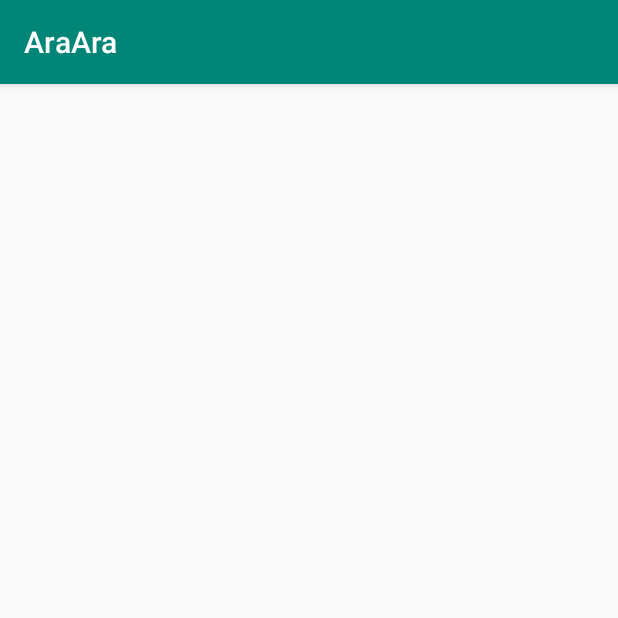
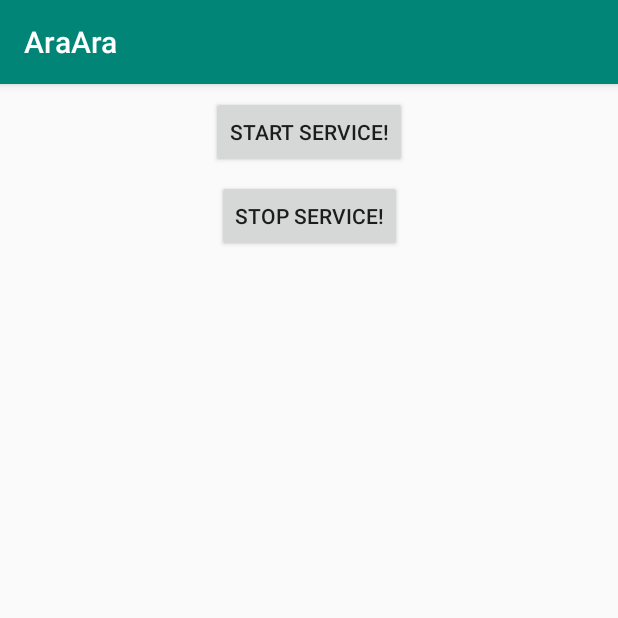
Before and after one commit to bioburn/Namirin-Widget, an Android app: the screen it shows after launch (MainActivity), on a phone screen of 412 x 824 dp, the top half of it. Run offline under Robolectric (Android 15) with nearby library versions, the phone set to English and light mode, and no system bars.

Commit message:
Changed the image, created a service where on device unlock, plays ara ara. Why? Why not?

```diff
--- a/app/src/main/AndroidManifest.xml
+++ b/app/src/main/AndroidManifest.xml
@@ -29,6 +29,7 @@
         <receiver android:name=".NamiWidget">
             <intent-filter>
                 <action android:name="android.appwidget.action.APPWIDGET_UPDATE" />
+
             </intent-filter>
 
             <meta-data
--- a/app/src/main/java/com/example/araara/MainActivity.java
+++ b/app/src/main/java/com/example/araara/MainActivity.java
@@ -1,7 +1,12 @@
 package com.example.araara;
 
+import android.content.Intent;
 import android.support.v7.app.AppCompatActivity;
 import android.os.Bundle;
+import android.util.Log;
+import android.view.View;
+import android.widget.Button;
+import android.widget.Toast;
 
 public class MainActivity extends AppCompatActivity {
 
@@ -9,5 +14,27 @@ public class MainActivity extends AppCompatActivity {
     protected void onCreate(Bundle savedInstanceState) {
         super.onCreate(savedInstanceState);
         setContentView(R.layout.activity_main);
+
+        Button button = findViewById(R.id.button);
+        button.setOnClickListener(new View.OnClickListener() {
+            @Override
+            public void onClick(View v) {
+                Intent intent = new Intent(getApplicationContext(),AraAraService.class);
+                Log.d("onclick","Service Start!");
+                startService(intent);
+                Toast.makeText(getApplicationContext(),"Service Started!",Toast.LENGTH_LONG).show();
+            }
+        });
+
+        Button button2 = findViewById(R.id.button2);
+        button2.setOnClickListener(new View.OnClickListener() {
+            @Override
+            public void onClick(View v) {
+                Intent intent = new Intent(getApplicationContext(),AraAraService.class);
+                Log.d("onclick2", "service stop!");
+                stopService(intent);
+                Toast.makeText(getApplicationContext(),"Service Stopped!",Toast.LENGTH_LONG).show();
+            }
+        });
     }
 }
--- a/app/src/main/java/com/example/araara/MyReceiver.java
+++ b/app/src/main/java/com/example/araara/MyReceiver.java
@@ -3,6 +3,7 @@ package com.example.araara;
 import android.content.BroadcastReceiver;
 import android.content.Context;
 import android.content.Intent;
+import android.media.AudioAttributes;
 import android.media.MediaPlayer;
 import android.util.Log;
 import android.widget.RemoteViews;
--- a/app/src/main/java/com/example/araara/NamiWidget.java
+++ b/app/src/main/java/com/example/araara/NamiWidget.java
@@ -32,7 +32,7 @@ public class NamiWidget extends AppWidgetProvider {
         PendingIntent pending = PendingIntent.getBroadcast(context, 0 , serviceIntent, PendingIntent.FLAG_UPDATE_CURRENT);
         PendingIntent pendingServiceIntent = PendingIntent.getService(context,0,serviceIntent,PendingIntent.FLAG_UPDATE_CURRENT);
 
-        views.setOnClickPendingIntent(R.id.imageButton2,test);
+        views.setOnClickPendingIntent(R.id.imageView2,test);
 
 
         Log.d("WidgetProvider","Hello");
--- a/app/src/main/res/layout/activity_main.xml
+++ b/app/src/main/res/layout/activity_main.xml
@@ -6,4 +6,27 @@
     android:layout_height="match_parent"
     tools:context=".MainActivity">
 
+    <Button
+        android:id="@+id/button"
+        android:layout_width="wrap_content"
+        android:layout_height="wrap_content"
+        android:layout_marginStart="8dp"
+        android:layout_marginTop="8dp"
+        android:layout_marginEnd="8dp"
+        android:text="@string/start_service"
+        app:layout_constraintEnd_toEndOf="parent"
+        app:layout_constraintStart_toStartOf="parent"
+        app:layout_constraintTop_toTopOf="parent" />
+
+    <Button
+        android:id="@+id/button2"
+        android:layout_width="wrap_content"
+        android:layout_height="wrap_content"
+        android:layout_marginStart="8dp"
+        android:layout_marginTop="8dp"
+        android:layout_marginEnd="8dp"
+        android:text="@string/stop_service"
+        app:layout_constraintEnd_toEndOf="parent"
+        app:layout_constraintStart_toStartOf="parent"
+        app:layout_constraintTop_toBottomOf="@+id/button" />
 </android.support.constraint.ConstraintLayout>
--- a/app/src/main/res/values/strings.xml
+++ b/app/src/main/res/values/strings.xml
@@ -2,4 +2,6 @@
     <string name="app_name">AraAra</string>
     <string name="appwidget_text">EXAMPLE</string>
     <string name="add_widget">Add widget</string>
+    <string name="start_service">Start Service!</string>
+    <string name="stop_service">Stop Service!</string>
 </resources>
--- a/app/src/main/res/xml/nami_widget_info.xml
+++ b/app/src/main/res/xml/nami_widget_info.xml
@@ -4,7 +4,7 @@
     android:initialLayout="@layout/nami_widget"
     android:minWidth="10dp"
     android:minHeight="10dp"
-    android:previewImage="@drawable/example_appwidget_preview"
+    android:previewImage="@drawable/namirin"
     android:resizeMode="horizontal|vertical"
     android:updatePeriodMillis="86400000"
     android:widgetCategory="home_screen"></appwidget-provider>
```
Also changed, not shown: app/src/main/java/com/example/araara/AraAraService.java (+46 -26 lines), app/src/main/res/layout/nami_widget.xml (+7 -6 lines), app/src/main/res/drawable/smug_nami.png (added).
